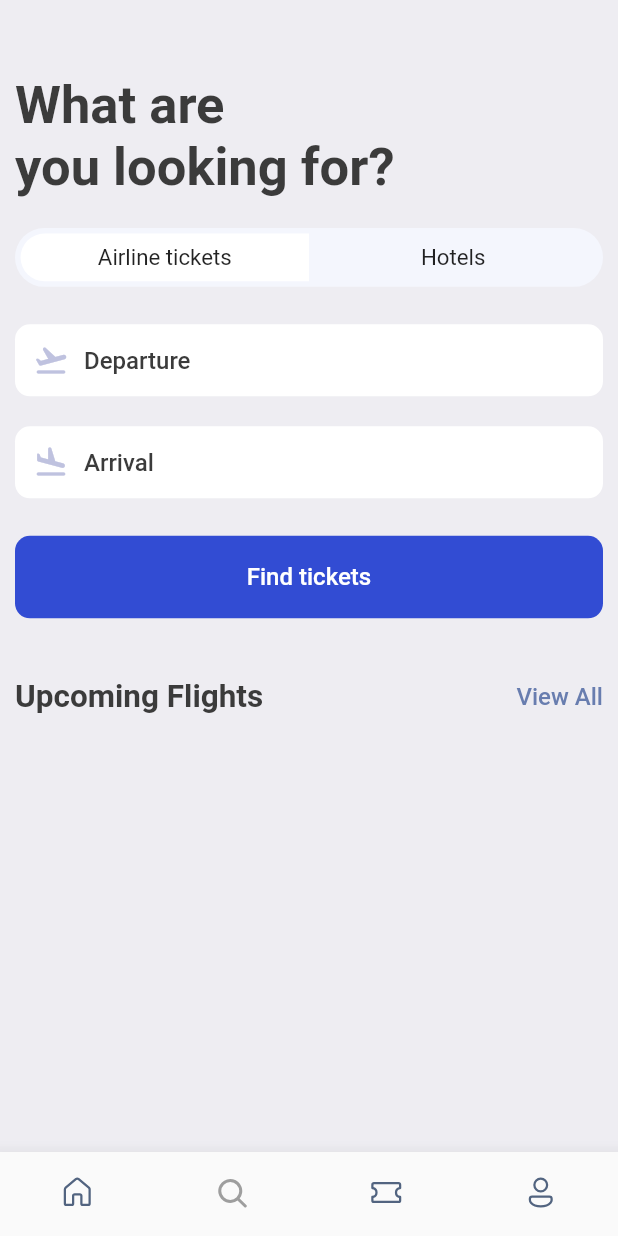
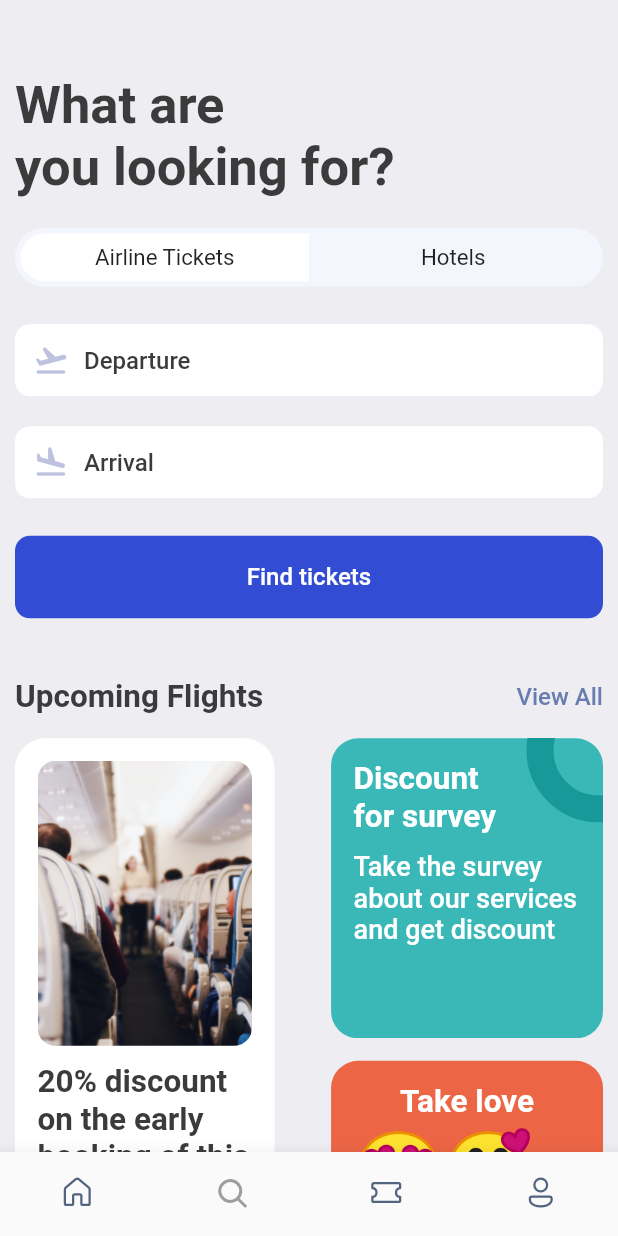
Before and after one commit to hey-ak/TicketBookingApp, a Flutter app: the screen it shows after launch, item 2 of the bottom bar chosen, on a phone screen of 412 x 824 dp. Run offline on Flutter 3.47's test engine with Material 2 defaults, Android fonts, the phone set to English and light mode, and no system bars; our stand-ins replace fluentui_icons, gap, get; missing offline and left inert: flutter_emoji.

Commit message:
Added search screen

```diff
--- a/lib/screens/search.dart
+++ b/lib/screens/search.dart
@@ -2,10 +2,12 @@ import 'package:flutter/cupertino.dart';
 import 'package:flutter/material.dart';
 import 'package:gap/gap.dart';
 import 'package:ticketbooking/widgets/icon_text_widget.dart';
+import 'package:ticketbooking/widgets/tickets_tabs.dart';
 
 import '../utils/App_layout.dart';
 import '../utils/app_styles.dart';
 import '../widgets/double_text_widget.dart';
+import 'package:flutter_emoji/flutter_emoji.dart';
 
 class SearchScreen extends StatelessWidget {
   const SearchScreen({super.key});
@@ -15,70 +17,178 @@ class SearchScreen extends StatelessWidget {
     final size = AppLayout.getsize(context);
     return Scaffold(
         backgroundColor: Styles.bgcolor,
-      body:ListView(
-        padding: EdgeInsets.symmetric(horizontal:AppLayout.getWidth(10), vertical: AppLayout.getHeight(10)),
-        children:[
-
+        body: ListView(
+            padding: EdgeInsets.symmetric(
+                horizontal: AppLayout.getWidth(10),
+                vertical: AppLayout.getHeight(10)),
+            children: [
               Gap(AppLayout.getHeight(40)),
-         Text("What are\nyou looking for?",style: Styles.headLineStyle.copyWith(fontSize: AppLayout.getWidth(35)),),
+              Text(
+                "What are\nyou looking for?",
+                style: Styles.headLineStyle
+                    .copyWith(fontSize: AppLayout.getWidth(35)),
+              ),
               Gap(AppLayout.getHeight(20)),
-         FittedBox(
-           child: Container(
-            padding: const EdgeInsets.all(3.5),
-            child: Row(children: [
-              // airline tickets
+          AppTicketTabs(firstTab: "Airline Tickets", secondTab: "Hotels",),
+              Gap(AppLayout.getHeight(25)),
+              const AppIconText(
+                  icon: Icons.flight_takeoff_rounded, text: "Departure"),
+              Gap(AppLayout.getHeight(20)),
+              const AppIconText(
+                  icon: Icons.flight_land_rounded, text: "Arrival"),
+              Gap(AppLayout.getHeight(25)),
               Container(
-                 decoration: BoxDecoration( borderRadius:BorderRadius.horizontal(left: Radius.circular(AppLayout.getHeight(50),),
-            ),
+                  padding: EdgeInsets.symmetric(
+                      vertical: AppLayout.getWidth(18),
+                      horizontal: AppLayout.getWidth(18)),
+                  decoration: BoxDecoration(
+                      color: const Color(0xD91130CE),
+                      borderRadius:
+                          BorderRadius.circular(AppLayout.getWidth(10))),
+                  child: Center(
+                    child: Text(
+                      "Find tickets",
+                      style: Styles.textStyle.copyWith(
                         color: Colors.white,
                       ),
-                width: size.width*.44,
-
-                padding: EdgeInsets.symmetric(vertical:AppLayout.getHeight(7)),
-                child: Center(child: Text("Airline tickets")),
                     ),
-              // hotels
+                  )),
+              Gap(AppLayout.getHeight(40)),
+              const AppDoubleTextWidget(
+                  bigText: "Upcoming Flights", smallText: "View All"),
+              Gap(AppLayout.getHeight(15)),
+              Row(
+                mainAxisAlignment: MainAxisAlignment.spaceBetween,
+                children: [
                   Container(
-                 decoration: BoxDecoration( borderRadius:BorderRadius.horizontal(right: Radius.circular(AppLayout.getHeight(50),),
-            ),
-            color: Colors.transparent,
-            ),
-                width: size.width*.44,
-
-                padding: EdgeInsets.symmetric(vertical:AppLayout.getHeight(7)),
-                child: Center(child: Text("Hotels")),
+                    height: AppLayout.getHeight(415),
+                    width: size.width * 0.42,
+                    padding: EdgeInsets.symmetric(
+                        horizontal: AppLayout.getHeight(15),
+                        vertical: AppLayout.getWidth(15)),
+                    decoration: BoxDecoration(
+                        color: Colors.white,
+                        borderRadius:
+                            BorderRadius.circular(AppLayout.getHeight(20)),
+                        boxShadow: [
+                          BoxShadow(
+                            color: Colors.grey.shade200,
+                            blurRadius: 1,
+                            spreadRadius: 1,
                           )
-            ],),
-            decoration: BoxDecoration( borderRadius:BorderRadius.circular(AppLayout.getHeight(50),
-            ),
-            color: const Color (0xFFF4F6FD),
+                        ]),
+                    child: Column(
+                      children: [
+                        Container(
+                          height: AppLayout.getHeight(190),
+                          decoration: BoxDecoration(
+                            borderRadius:
+                                BorderRadius.circular(AppLayout.getHeight(12)),
+                            image: DecorationImage(
+                                fit: BoxFit.cover,
+                                image: AssetImage("assets/images/sit.jpg")),
                           ),
                         ),
+                        Gap(AppLayout.getHeight(12)),
+                        Text(
+                          "20% discount on the early booking of this flight, Dont't miss.",
+                          style: Styles.headLineStyle2,
                         ),
-         Gap(AppLayout.getHeight(25)),
-     const   AppIconText(icon: Icons.flight_takeoff_rounded, text: "Departure"),
-     Gap(AppLayout.getHeight(20)),
-      const  AppIconText(icon: Icons.flight_land_rounded, text: "Arrival"),
-      Gap(AppLayout.getHeight(25)),
+                      ],
+                    ),
+                  ),
+                  Column(
+                    children: [
+                      Stack(
+                        children: [
+                          Container(
+                            width: size.width * 0.44,
+                            height: AppLayout.getHeight(200),
+                            decoration: BoxDecoration(
+                                color: Color(0xFF3AB8B8),
+                                borderRadius: BorderRadius.circular(
+                                    AppLayout.getHeight(18))),
+                            padding: EdgeInsets.symmetric(
+                                vertical: AppLayout.getHeight(15),
+                                horizontal: AppLayout.getHeight(15)),
+                            child: Column(
+                              crossAxisAlignment: CrossAxisAlignment.start,
+                              children: [
+                                Text("Discount\nfor survey",
+                                    style: Styles.headLineStyle2.copyWith(
+                                        fontWeight: FontWeight.bold,
+                                        color: Colors.white)),
+                                Gap(AppLayout.getHeight(10)),
+                                Text(
+                                    "Take the survey about our services and get discount",
+                                    style: Styles.headLineStyle2.copyWith(
+                                        fontWeight: FontWeight.w500,
+                                        color: Colors.white,
+                                        fontSize: 18)),
+                              ],
+                            ),
+                          ),
 
-         Container(
-      padding: EdgeInsets.symmetric(
-          vertical: AppLayout.getWidth(18), horizontal: AppLayout.getWidth(18)),
+                          Positioned(
+                            right: -45,
+                            top: -40,
+                            child: Container(
+                              padding: EdgeInsets.all(AppLayout.getHeight(30)),
                               decoration: BoxDecoration(
-          color: const Color(0xD91130CE),
-          borderRadius: BorderRadius.circular(AppLayout.getWidth(10))),
-      child:  Center(
-        child: Text(
-              "Find tickets",
-              style: Styles.textStyle.copyWith(color: Colors.white,),
+                                  shape: BoxShape.circle,
+                                  border: Border.all(
+                                      width: 18, color: Color(0xFF189999)),
+                                  color: Colors.transparent),
                             ),
                           )
+                        ],
                       ),
-      Gap(AppLayout.getHeight(40)),
-      const  AppDoubleTextWidget(bigText: "Upcoming Flights", smallText: "View All"),
-
-
-      ])
-    );
+                      Gap(AppLayout.getHeight(15)),
+                      Container(
+                        width: size.width * 0.44,
+                        height: AppLayout.getHeight(200),
+                        padding: EdgeInsets.symmetric(
+                            vertical: AppLayout.getHeight(15),
+                            horizontal: AppLayout.getHeight(15)),
+                        decoration: BoxDecoration(
+                            borderRadius:
+                                BorderRadius.circular(AppLayout.getHeight(18)),
+                            color: const Color(0xFFEC6545)),
+                        child: Column(
+                          children: [
+                            Text(
+                              "Take love",
+                              style: Styles.headLineStyle2.copyWith(
+                                color: Colors.white,
+                                fontWeight: FontWeight.bold,
+                              ),
+                              textAlign: TextAlign.center,
+                            ),
+                            Gap(
+                              AppLayout.getHeight(5),
+                            ),
+                            RichText(
+                                text: const TextSpan(children: [
+                              TextSpan(
+                                text: '😍',
+                                style: TextStyle(fontSize: 48),
+                              ),
+                              TextSpan(
+                                text: '🥰',
+                                style: TextStyle(fontSize: 48),
+                              ),
+                              TextSpan(
+                                text: '😘',
+                                style: TextStyle(fontSize: 48),
+                              ),
+                            ]))
+                          ],
+                        ),
+                      )
+                    ],
+                  )
+                ],
+              )
+            ]));
   }
 }
--- /dev/null
+++ b/lib/widgets/tickets_tabs.dart
@@ -0,0 +1,58 @@
+import 'package:flutter/cupertino.dart';
+import 'package:flutter/material.dart';
+
+import '../utils/App_layout.dart';
+
+class AppTicketTabs extends StatelessWidget {
+  final String firstTab;
+  final String secondTab;
+  const AppTicketTabs({Key? key, required this.firstTab, required this.secondTab}):super(key: key);
+
+  @override
+  Widget build(BuildContext context) {
+    final size = AppLayout.getsize(context);
+    return FittedBox(
+      child: Container(
+        padding: const EdgeInsets.all(3.5),
+        decoration: BoxDecoration(
+          borderRadius: BorderRadius.circular(
+            AppLayout.getHeight(50),
+          ),
+          color: const Color(0xFFF4F6FD),
+        ),
+        child: Row(
+          children: [
+            // airline tickets
+            Container(
+              decoration: BoxDecoration(
+                borderRadius: BorderRadius.horizontal(
+                  left: Radius.circular(
+                    AppLayout.getHeight(50),
+                  ),
+                ),
+                color: Colors.white,
+              ),
+              width: size.width * .44,
+              padding: EdgeInsets.symmetric(vertical: AppLayout.getHeight(7)),
+              child: Center(child: Text(firstTab)),
+            ),
+            // hotels
+            Container(
+              decoration: BoxDecoration(
+                borderRadius: BorderRadius.horizontal(
+                  right: Radius.circular(
+                    AppLayout.getHeight(50),
+                  ),
+                ),
+                color: Colors.transparent,
+              ),
+              width: size.width * .44,
+              padding: EdgeInsets.symmetric(vertical: AppLayout.getHeight(7)),
+              child: Center(child: Text(secondTab)),
+            )
+          ],
+        ),
+      ),
+    );
+  }
+}
--- a/pubspec.yaml
+++ b/pubspec.yaml
@@ -37,6 +37,7 @@ dependencies:
   # Use with the CupertinoIcons class for iOS style icons.
   cupertino_icons: ^1.0.2
   fluentui_icons: ^1.0.0
+  flutter_emoji: ">= 2.0.0"
   get:
   gap: ^2.0.0
 
```
Also changed, not shown: assets/images/img.png (added), assets/images/img_1.jpg (renamed from assets/images/p1.jpg), assets/images/one.png (added), assets/images/p1.png (added), assets/images/sit.jpg (added), assets/images/three.png (added), assets/images/two.png (added), assets/images/visa.png (added), pubspec.lock. Lines whose indentation alone changed are shown as unchanged.
